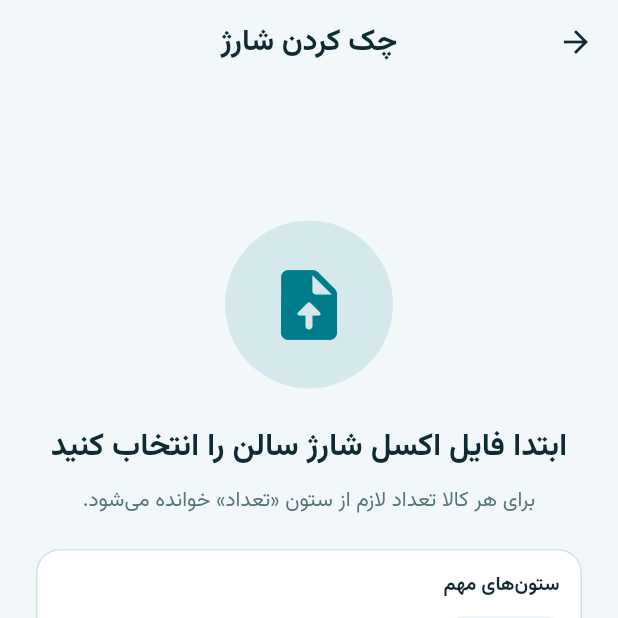
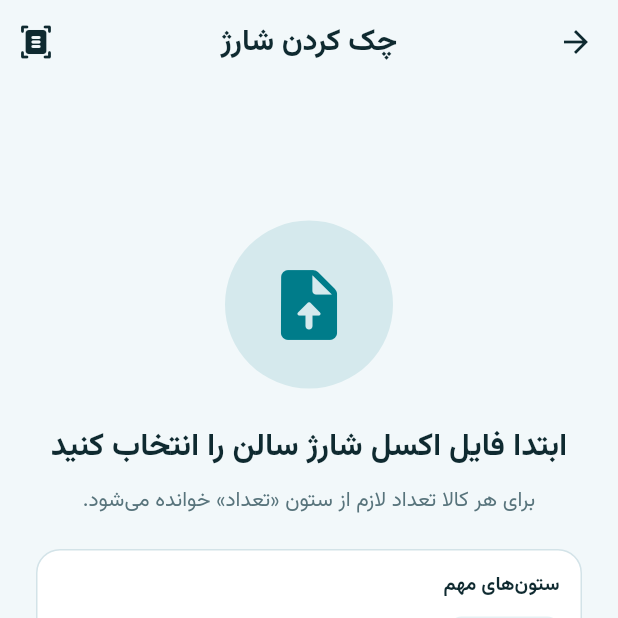
Before and after one commit to makhzari25-creator/Barcode, a Flutter app: the CheckChargeScreen screen opened by its route, on a phone screen of 412 x 824 dp, the top half of it. Run offline on Flutter 3.47's test engine with Material 3 defaults, Android fonts, the phone set to English and light mode, and no system bars; our stand-ins replace audioplayers, file_picker, image_picker, shared_preferences, speech_to_text, vibration; missing offline and left inert: google_mlkit_text_recognition, mobile_scanner; accounts and stored records are empty.

Commit message:
feat: wire paper import UI into charge screens

```diff
--- a/lib/screens/check_charge_screen.dart
+++ b/lib/screens/check_charge_screen.dart
@@ -243,7 +243,16 @@ class _CheckChargeScreenState extends State<CheckChargeScreen>
 
     if (!state.hasFile) {
       return Scaffold(
-        appBar: AppBar(title: const Text('چک کردن شارژ')),
+        appBar: AppBar(
+          title: const Text('چک کردن شارژ'),
+          actions: [
+            IconButton(
+              tooltip: 'ورود از عکس کاغذ',
+              onPressed: _importPaper,
+              icon: const Icon(Icons.document_scanner_rounded),
+            ),
+          ],
+        ),
         body: EmptyFileState(
           title: 'ابتدا فایل اکسل شارژ سالن را انتخاب کنید',
           hint: 'برای هر کالا تعداد لازم از ستون «تعداد» خوانده می‌شود.',
```
Also changed, not shown: lib/screens/charge_hall_screen.dart (+10 -1 lines).
